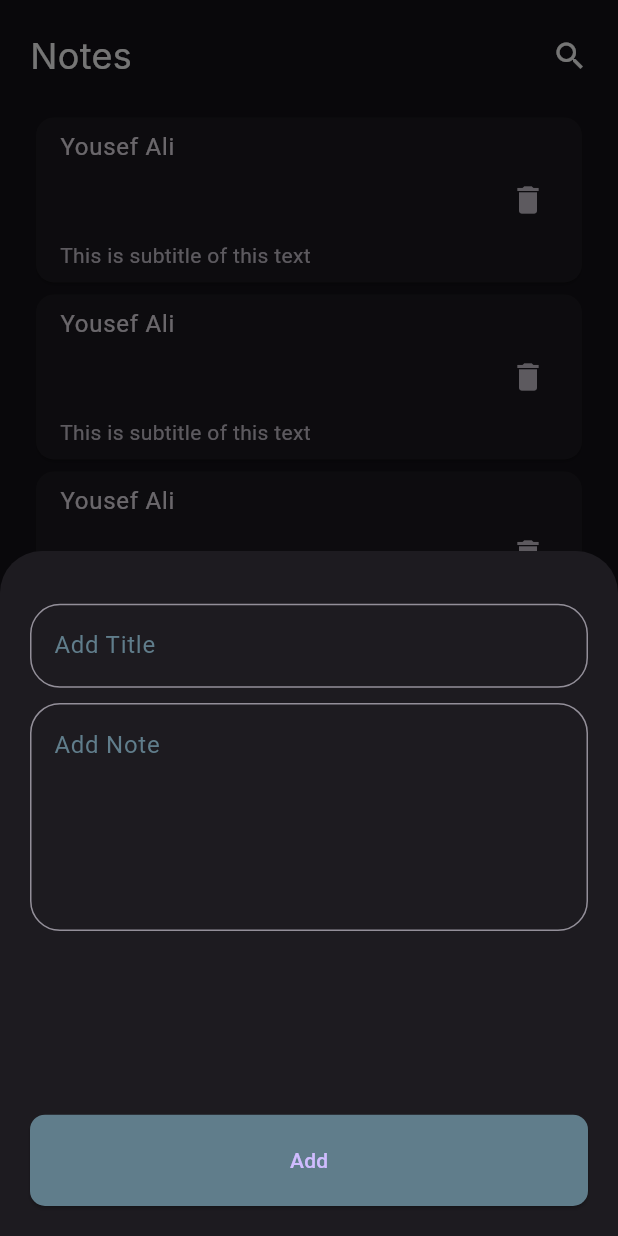
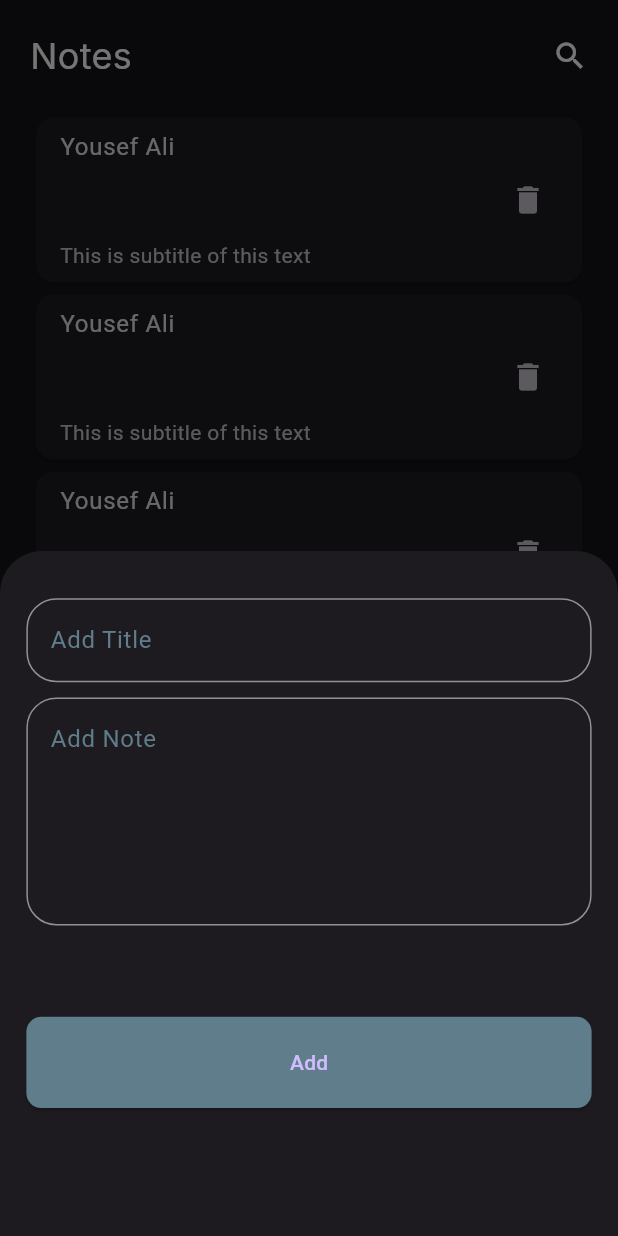
Before and after one commit to yousefali55/NotesApp, a Flutter app: the screen it shows after launch, after a tap on the "add" icon, on a phone screen of 412 x 824 dp. Run offline on Flutter 3.47's test engine with Material 3 defaults, Android fonts, the phone set to English and light mode, and no system bars; drawn by our look-alikes of modal_progress_hud_nsn; our stand-ins replace bloc, flutter_bloc, flutter_screenutil, google_fonts, hive, hive_flutter; accounts and stored records are empty.

Commit message:
make a bottomsheet scrollable

```diff
--- a/lib/notes_app.dart
+++ b/lib/notes_app.dart
@@ -1,7 +1,5 @@
 import 'package:flutter/material.dart';
-import 'package:flutter_bloc/flutter_bloc.dart';
 import 'package:flutter_screenutil/flutter_screenutil.dart';
-import 'package:notes/cubits/add_note/add_note_cubit.dart';
 import 'package:notes/views/notes.dart';
 
 class NotesApp extends StatelessWidget {
--- a/lib/views/notes.dart
+++ b/lib/views/notes.dart
@@ -11,6 +11,7 @@ class NotesScreen extends StatelessWidget {
   Widget build(BuildContext context) {
     return SafeArea(
       child: Scaffold(
+        // resizeToAvoidBottomInset: false,
         body: Padding(
           padding: const EdgeInsets.all(20),
           child: Column(
--- a/lib/widgets/add_button_in_modal_botton.dart
+++ b/lib/widgets/add_button_in_modal_botton.dart
@@ -1,5 +1,7 @@
 import 'package:flutter/material.dart';
+import 'package:flutter_bloc/flutter_bloc.dart';
 import 'package:flutter_screenutil/flutter_screenutil.dart';
+import 'package:notes/cubits/add_note/add_note_cubit.dart';
 
 class AddButtonInModalBottom extends StatelessWidget {
   AddButtonInModalBottom({super.key, required this.onPressed});
@@ -26,8 +28,15 @@ class AddButtonInModalBottom extends StatelessWidget {
           Colors.blueGrey,
         ),
       ),
-      child: Text(
-        'Add',
+      child: BlocBuilder<AddNoteCubit, AddNoteState>(
+        builder: (context, state) {
+          if(state is AddNoteLoading){
+            Center(child: CircularProgressIndicator(),);
+          }
+          return Text(
+            'Add',
+          );
+        },
       ),
     );
   }
--- a/lib/widgets/add_note_floating_button.dart
+++ b/lib/widgets/add_note_floating_button.dart
@@ -9,6 +9,7 @@ class AddNoteFloatingButton extends StatelessWidget {
     return FloatingActionButton(
       onPressed: () {
         showModalBottomSheet(
+          isScrollControlled: true,
           context: context,
           builder: (_) => ModalBottomSheet());
       },
--- a/lib/widgets/moda_bottom_sheet.dart
+++ b/lib/widgets/moda_bottom_sheet.dart
@@ -24,18 +24,21 @@ class _ModalBottomSheetState extends State<ModalBottomSheet> {
       create: (context) => AddNoteCubit(),
       child: BlocConsumer<AddNoteCubit, AddNoteState>(
         listener: (context, state) {
+          if (state is AddNoteSuccess) {
+            Navigator.pop(context);
+          }
           if (state is AddNoteFailure) {
             print('state is ${state.erorrMessage}');
           }
-          if (State is AddNoteSuccess) {
-            Navigator.pop(context);
-          }
         },
         builder: (context, state) {
-          return ModalProgressHUD(
-            inAsyncCall: state is AddNoteLoading ? true : false,
-            child: Container(
-              padding: const EdgeInsets.all(20),
+          return Container(
+            padding: EdgeInsets.only(
+              left: 16.w,
+              right: 16.w,
+              top: 16.h,
+              bottom: MediaQuery.of(context).viewInsets.bottom,
+            ),
             height: 450.h,
             child: Form(
               key: FormKey,
@@ -63,7 +66,9 @@ class _ModalBottomSheetState extends State<ModalBottomSheet> {
                       type: 'Note',
                       maxLines: 5,
                       hintText: 'Add Note'),
-                    const Spacer(),
+                  SizedBox(
+                    height: 60.h,
+                  ),
                   AddButtonInModalBottom(
                     onPressed: () {
                       if (FormKey.currentState!.validate()) {
@@ -84,7 +89,6 @@ class _ModalBottomSheetState extends State<ModalBottomSheet> {
                 ],
               ),
             ),
-            ),
           );
         },
       ),
```
Lines whose indentation alone changed are shown as unchanged.
